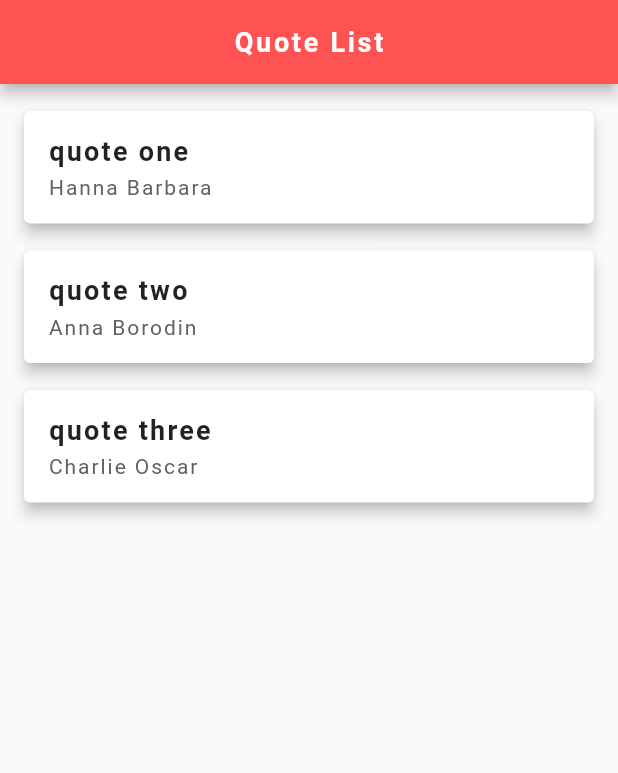
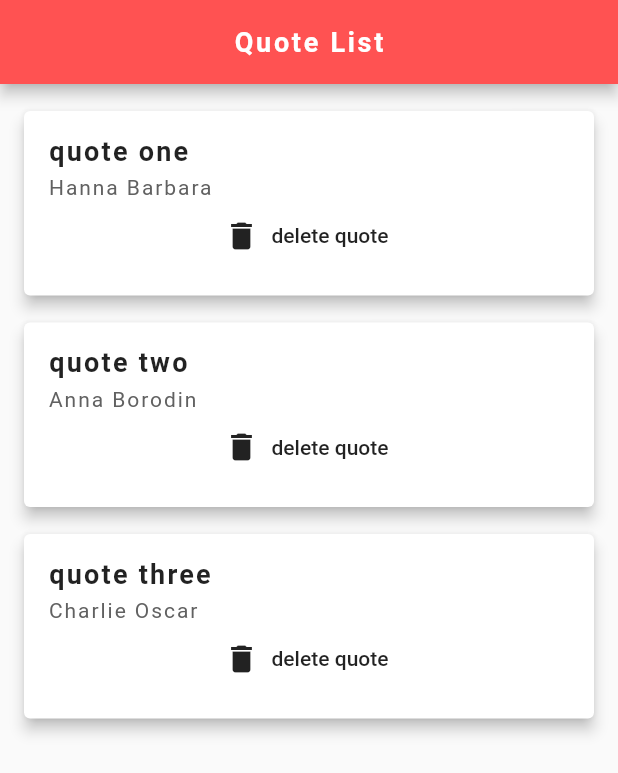
Before and after one commit to MuhammadIlhamWibowo/quote, a Flutter app: the screen it shows after launch, on a phone screen of 412 x 824 dp. Shown: the top 773 px of the screen. Run offline on Flutter 3.47's test engine with Material 2 defaults, Android fonts, the phone set to English and light mode, and no system bars.

Commit message:
add delete quote function

```diff
--- /dev/null
+++ b/lib/components/quote_card.dart
@@ -0,0 +1,45 @@
+import 'package:flutter/material.dart';
+import 'package:flutterapp/models/quote.dart';
+
+class QuoteCard extends StatelessWidget {
+  final Quote quote;
+  final Function delete;
+
+  QuoteCard({this.quote, this.delete});
+
+  @override
+  Widget build(BuildContext context) {
+    return Card(
+      elevation: 4.0,
+      margin: EdgeInsets.fromLTRB(16.0, 18.0, 16.0, 0),
+      child: Padding(
+        padding: const EdgeInsets.all(16.0),
+        child: Column(
+          crossAxisAlignment: CrossAxisAlignment.stretch,
+          children: <Widget>[
+            Text(
+              quote.text,
+              style: TextStyle(
+                  color: Colors.black87,
+                  fontWeight: FontWeight.bold,
+                  fontSize: 18.0,
+                  letterSpacing: 1.5),
+            ),
+            SizedBox(
+              height: 6.0,
+            ),
+            Text(
+              quote.author,
+              style: TextStyle(
+                  color: Colors.grey[700], fontSize: 14.0, letterSpacing: 1.3),
+            ),
+            FlatButton.icon(
+                onPressed: delete,
+                icon: Icon(Icons.delete),
+                label: Text('delete quote'))
+          ],
+        ),
+      ),
+    );
+  }
+}
--- a/lib/main.dart
+++ b/lib/main.dart
@@ -1,6 +1,7 @@
 import 'package:flutter/cupertino.dart';
 import 'package:flutter/material.dart';
 import 'models/quote.dart';
+import 'components/quote_card.dart';
 
 void main() => runApp(MaterialApp(
       home: QuoteList(),
@@ -17,37 +18,6 @@ class _QuoteListState extends State<QuoteList> {
     Quote(author: 'Anna Borodin', text: 'quote two'),
     Quote(author: 'Charlie Oscar', text: 'quote three'),
   ];
-
-  Widget qouteTemplate(quote) {
-    return Card(
-      elevation: 4.0,
-      margin: EdgeInsets.fromLTRB(16.0, 18.0, 16.0, 0),
-      child: Padding(
-        padding: const EdgeInsets.all(16.0),
-        child: Column(
-          crossAxisAlignment: CrossAxisAlignment.stretch,
-          children: <Widget>[
-            Text(
-              quote.text,
-              style: TextStyle(
-                  color: Colors.black87,
-                  fontWeight: FontWeight.bold,
-                  fontSize: 18.0,
-                  letterSpacing: 1.5),
-            ),
-            SizedBox(height: 6.0,),
-            Text(
-              quote.author,
-              style: TextStyle(
-                  color: Colors.grey[700],
-                  fontSize: 14.0,
-                  letterSpacing: 1.3),
-            ),
-          ],
-        ),
-      ),
-    );
-  }
 
   @override
   Widget build(BuildContext context) {
@@ -68,7 +38,13 @@ class _QuoteListState extends State<QuoteList> {
       ),
       body: Column(
         children: quotes
-            .map((quote) => qouteTemplate(quote))
+            .map((quote) => QuoteCard(
+                quote: quote,
+                delete: () {
+                  setState(() {
+                    quotes.remove(quote);
+                  });
+                }))
             .toList(),
       ),
     );
```
